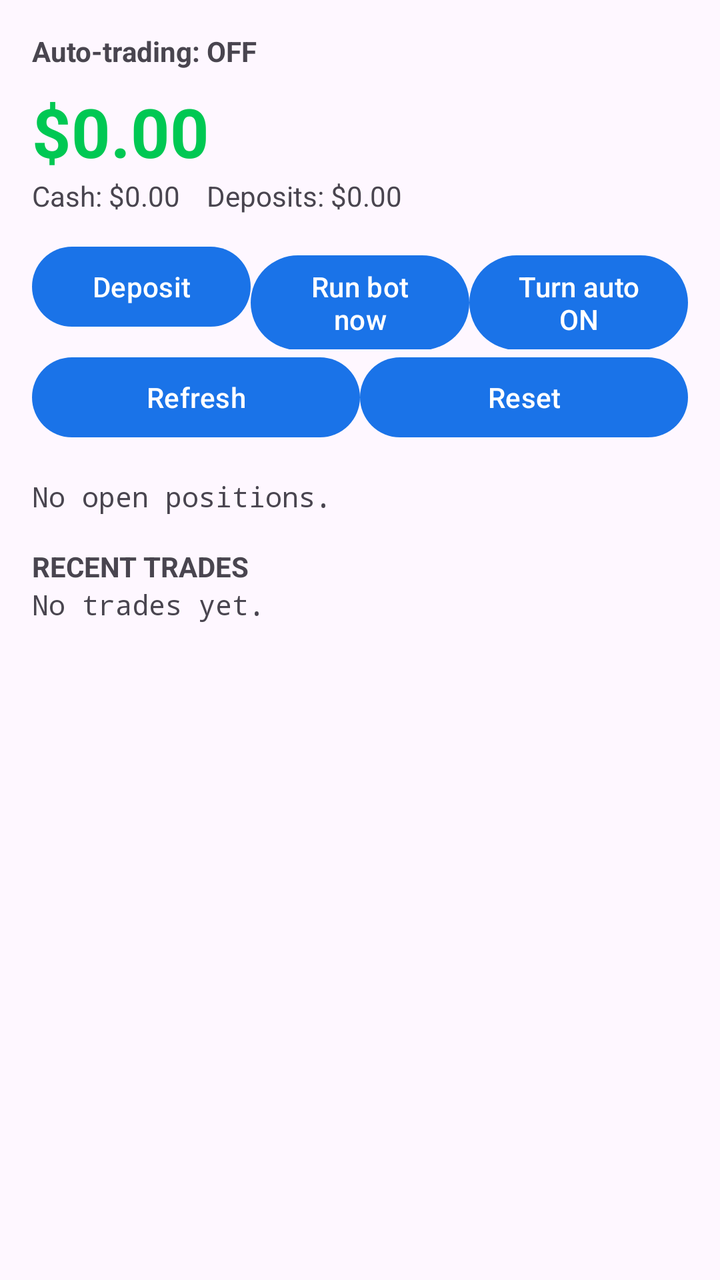
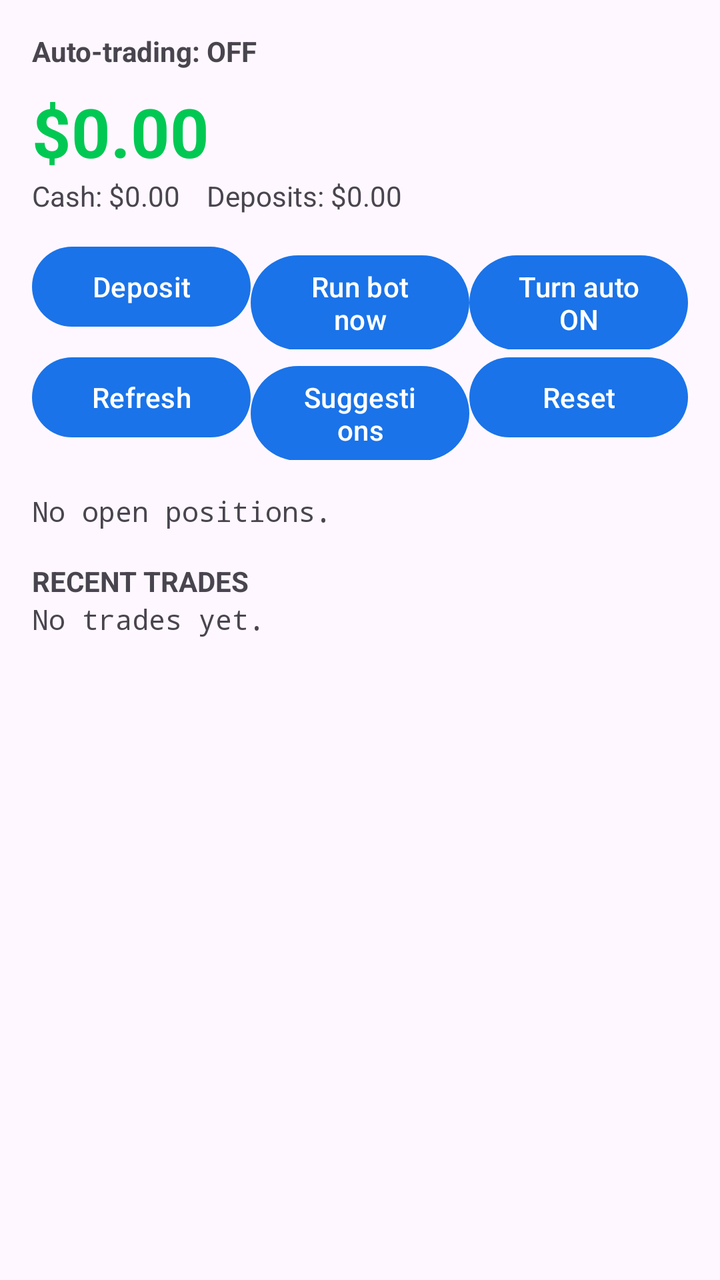

The first picture is an Android layout as it rendered before a commit; the second is the same layout after the commit. The layout source and the unified diff follow.
<!-- AndroidManifest.xml: application theme Theme.AutoTrader -->
<!-- res/layout/activity_main.xml -->
<?xml version="1.0" encoding="utf-8"?>
<ScrollView xmlns:android="http://schemas.android.com/apk/res/android"
    android:layout_width="match_parent"
    android:layout_height="match_parent">

    <LinearLayout
        android:layout_width="match_parent"
        android:layout_height="wrap_content"
        android:orientation="vertical"
        android:padding="16dp">

        <TextView
            android:id="@+id/tvAuto"
            android:layout_width="match_parent"
            android:layout_height="wrap_content"
            android:text="Auto-trading: OFF"
            android:textStyle="bold" />

        <TextView
            android:id="@+id/tvEquity"
            android:layout_width="match_parent"
            android:layout_height="wrap_content"
            android:layout_marginTop="8dp"
            android:text="$0.00"
            android:textColor="#00C853"
            android:textSize="34sp"
            android:textStyle="bold" />

        <TextView
            android:id="@+id/tvDetails"
            android:layout_width="match_parent"
            android:layout_height="wrap_content"
            android:text="Cash: $0.00    Deposits: $0.00" />

        <LinearLayout
            android:layout_width="match_parent"
            android:layout_height="wrap_content"
            android:layout_marginTop="12dp"
            android:orientation="horizontal">

            <Button
                android:id="@+id/btnDeposit"
                android:layout_width="0dp"
                android:layout_height="wrap_content"
                android:layout_weight="1"
                android:text="Deposit" />

            <Button
                android:id="@+id/btnRun"
                android:layout_width="0dp"
                android:layout_height="wrap_content"
                android:layout_weight="1"
                android:text="Run bot now" />

            <Button
                android:id="@+id/btnAuto"
                android:layout_width="0dp"
                android:layout_height="wrap_content"
                android:layout_weight="1"
                android:text="Turn auto ON" />
        </LinearLayout>

        <LinearLayout
            android:layout_width="match_parent"
            android:layout_height="wrap_content"
            android:orientation="horizontal">

            <Button
                android:id="@+id/btnRefresh"
                android:layout_width="0dp"
                android:layout_height="wrap_content"
                android:layout_weight="1"
                android:text="Refresh" />

            <Button
                android:id="@+id/btnReset"
                android:layout_width="0dp"
                android:layout_height="wrap_content"
                android:layout_weight="1"
                android:text="Reset" />
        </LinearLayout>

        <TextView
            android:id="@+id/tvPositions"
            android:layout_width="match_parent"
            android:layout_height="wrap_content"
            android:layout_marginTop="16dp"
            android:fontFamily="monospace"
            android:text="No open positions." />

        <TextView
            android:layout_width="match_parent"
            android:layout_height="wrap_content"
            android:layout_marginTop="16dp"
            android:text="RECENT TRADES"
            android:textStyle="bold" />

        <TextView
            android:id="@+id/tvLog"
            android:layout_width="match_parent"
            android:layout_height="wrap_content"
            android:fontFamily="monospace"
            android:text="No trades yet." />

    </LinearLayout>
</ScrollView>
<!-- resources referenced by this layout -->
<resources>
  <style name="Theme.AutoTrader" parent="Theme.Material3.DayNight">
          <item name="colorPrimary">#1A73E8</item>
          <item name="colorSecondary">#00C853</item>
      </style>
</resources>

<!-- the commit's change to res/layout/activity_main.xml (unified diff, before → after) -->
@@ -73,6 +73,13 @@
                 android:text="Refresh" />
 
             <Button
+                android:id="@+id/btnSuggest"
+                android:layout_width="0dp"
+                android:layout_height="wrap_content"
+                android:layout_weight="1"
+                android:text="Suggestions" />
+
+            <Button
                 android:id="@+id/btnReset"
                 android:layout_width="0dp"
                 android:layout_height="wrap_content"
